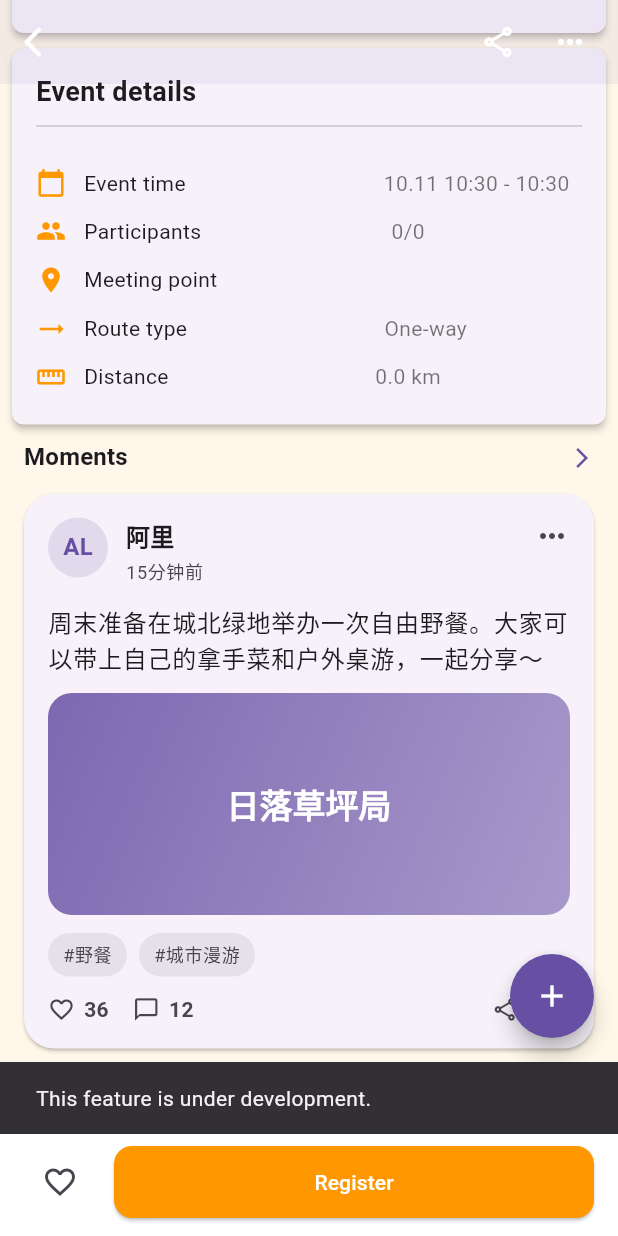
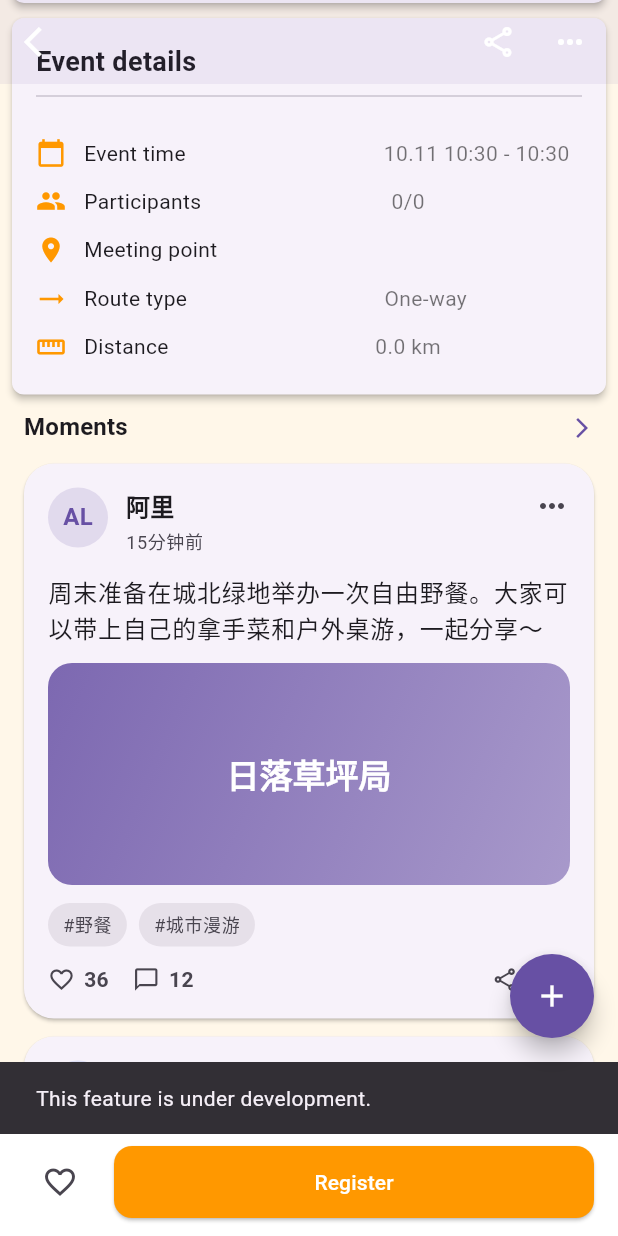
Before and after one commit to Kukutx/crew_app, a Flutter app: the EventDetailPage screen opened directly with empty values, scrolled down 576 dp, after a tap on the "favorite outline" icon, on a phone screen of 412 x 824 dp. Run offline on Flutter 3.47's test engine with Material 3 defaults, Android fonts, the phone set to English and light mode, and no system bars; our stand-ins replace cached_network_image, chewie, dio, firebase_auth, firebase_core, firebase_crashlytics and 12 more; missing offline and left inert: feedback, firebase_ui_auth, firebase_ui_oauth_apple, firebase_ui_oauth_google, image_gallery_saver_plus; accounts and stored records are empty; network calls fail.

Commit message:
Adjust event detail header to merge with status bar

```diff
--- a/lib/features/events/presentation/detail/widgets/event_detail_body.dart
+++ b/lib/features/events/presentation/detail/widgets/event_detail_body.dart
@@ -213,12 +213,10 @@ class _EventDetailBodyState extends State<EventDetailBody>
             child: AnimatedBuilder(
               animation: _headerStretchController,
               builder: (context, child) {
-                final height = _currentHeaderHeight;
+                final height = topInset + _currentHeaderHeight;
                 final radius = _currentCornerRadius;
                 final gradientOpacity = _currentGradientOpacity;
-                return Padding(
-                  padding: EdgeInsets.fromLTRB(16, topInset + 16, 16, 0),
-                  child: Semantics(
+                return Semantics(
                   label: widget.event.title,
                   button: true,
                   child: GestureDetector(
@@ -243,7 +241,10 @@ class _EventDetailBodyState extends State<EventDetailBody>
                         );
                       },
                       child: ClipRRect(
-                          borderRadius: BorderRadius.circular(radius),
+                        borderRadius: BorderRadius.only(
+                          bottomLeft: Radius.circular(radius),
+                          bottomRight: Radius.circular(radius),
+                        ),
                         child: Stack(
                           children: [
                             SizedBox(
@@ -257,16 +258,22 @@ class _EventDetailBodyState extends State<EventDetailBody>
                                 height: height,
                               ),
                             ),
-                              Positioned.fill(
+                            Positioned(
+                              top: 0,
+                              left: 0,
+                              right: 0,
                               child: IgnorePointer(
-                                  child: DecoratedBox(
+                                ignoring: true,
+                                child: Container(
+                                  height: topInset + 72,
                                   decoration: BoxDecoration(
                                     gradient: LinearGradient(
                                       begin: Alignment.topCenter,
                                       end: Alignment.bottomCenter,
                                       colors: [
-                                          Colors.black
-                                              .withOpacity(gradientOpacity * 0.65),
+                                        Colors.black.withOpacity(
+                                          math.min(1.0, gradientOpacity * 0.9),
+                                        ),
                                         Colors.transparent,
                                       ],
                                     ),
@@ -279,7 +286,6 @@ class _EventDetailBodyState extends State<EventDetailBody>
                       ),
                     ),
                   ),
-                  ),
                 );
               },
             ),
@@ -287,7 +293,7 @@ class _EventDetailBodyState extends State<EventDetailBody>
           SliverList(
             delegate: SliverChildListDelegate(
               [
-                const SizedBox(height: 16),
+                const SizedBox(height: 12),
                 EventHostCard(
                   loc: widget.loc,
                   name: widget.hostName,
```
Lines whose indentation alone changed are shown as unchanged.
